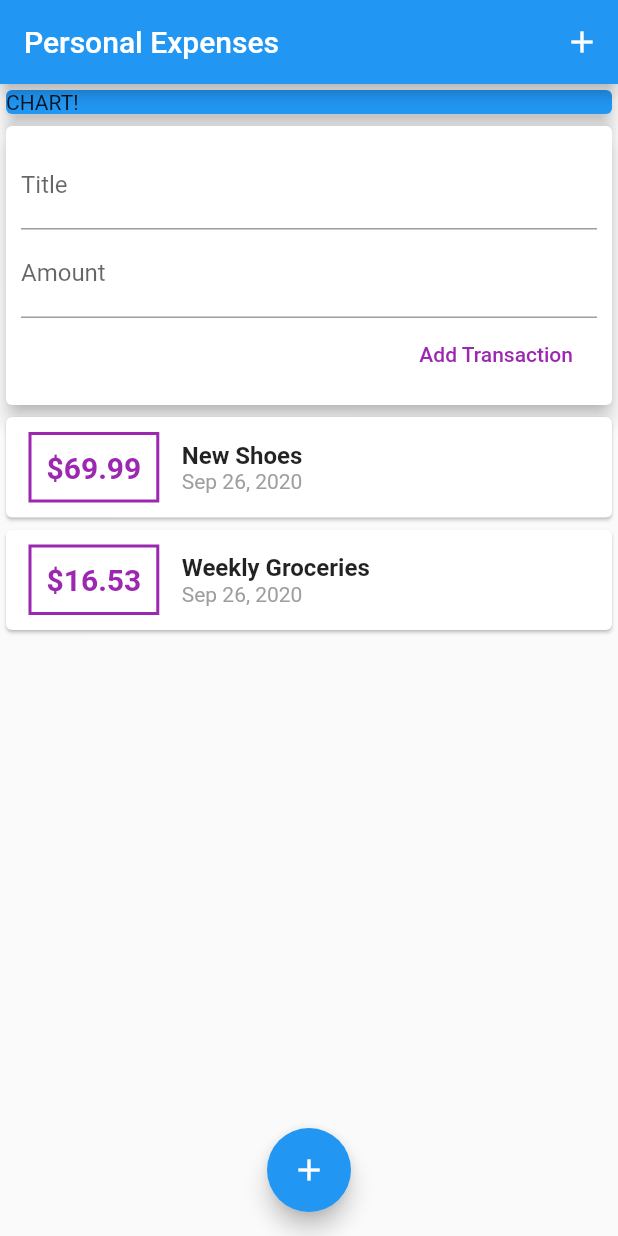
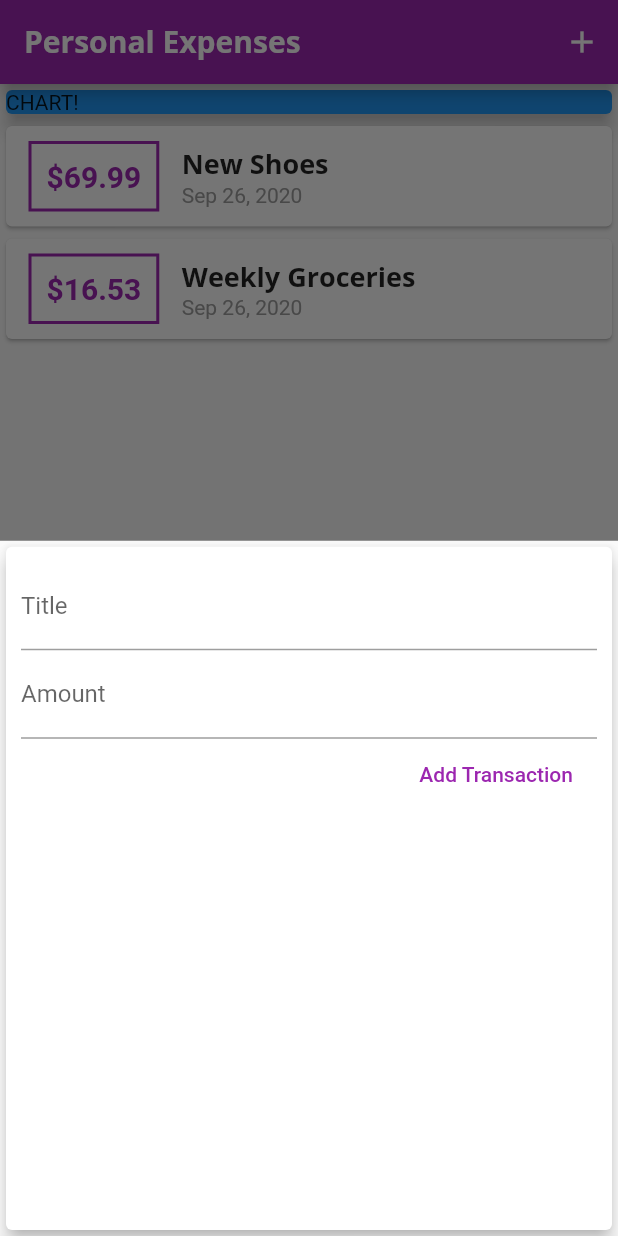
Before and after one commit to Sahak1994/personal_expenses, a Flutter app: the screen it shows after launch, after a tap on the "add" icon, on a phone screen of 412 x 824 dp. Run offline on Flutter 3.47's test engine with Material 2 defaults, Android fonts, the phone set to English and light mode, and no system bars.

Commit message:
fonts, styles, modal

```diff
--- a/lib/main.dart
+++ b/lib/main.dart
@@ -1,7 +1,11 @@
 import 'package:flutter/material.dart';
 
+// Models
+import 'package:personal_expenses/models/transaction.dart';
+
 // Widgets
-import 'package:personal_expenses/widgets/user_transactions.dart';
+import 'package:personal_expenses/widgets/transaction_list.dart';
+import 'package:personal_expenses/widgets/new_transaction.dart';
 
 void main() => runApp(MyApp());
 
@@ -12,15 +16,76 @@ class MyApp extends StatelessWidget {
       title: 'Personal Expenses',
       debugShowCheckedModeBanner: false,
       theme: ThemeData(
-        primarySwatch: Colors.blue,
+        primarySwatch: Colors.purple,
+        accentColor: Colors.amber,
         visualDensity: VisualDensity.adaptivePlatformDensity,
+        fontFamily: 'Quicksand',
+        textTheme: ThemeData.light().textTheme.copyWith(
+          headline6: TextStyle(
+            fontFamily: 'OpenSans',
+            fontWeight: FontWeight.bold,
+            fontSize: 18.0
+          ),
+        ),
+        appBarTheme: AppBarTheme(
+          textTheme: ThemeData.light().textTheme.copyWith(
+            headline6: TextStyle(
+              fontFamily: 'OpenSans',
+              fontWeight: FontWeight.bold,
+              fontSize: 20.0
+            ),
+          )
+        ),
       ),
       home: MyHomePage(),
     );
   }
 }
 
-class MyHomePage extends StatelessWidget {
+class MyHomePage extends StatefulWidget {
+  @override
+  _MyHomePageState createState() => _MyHomePageState();
+}
+
+class _MyHomePageState extends State<MyHomePage> {
+  final List<Transaction> _userTransactions = [
+    Transaction(
+      id: 't1',
+      title: 'New Shoes',
+      amount: 69.99,
+      date: DateTime.now(),
+    ),
+    Transaction(
+      id: 't2',
+      title: 'Weekly Groceries',
+      amount: 16.53,
+      date: DateTime.now(),
+    ),
+  ];
+
+  void _addNewTransaction({ String title, double amount }) {
+    final newTx = Transaction(
+      id: DateTime.now().toString(),
+      title: title,
+      amount: amount,
+      date: DateTime.now(),
+    );
+
+    setState(() => _userTransactions.add(newTx));
+  }
+
+  void _startAddNewTransaction(BuildContext context) {
+    showModalBottomSheet(
+      context: context,
+      clipBehavior: Clip.antiAliasWithSaveLayer,
+      builder: (BuildContext _) {
+        return NewTransaction(
+          addNewTransaction: _addNewTransaction,
+        );
+      },
+    );
+  }
+
   @override
   Widget build(BuildContext context) {
     return Scaffold(
@@ -29,7 +94,7 @@ class MyHomePage extends StatelessWidget {
         actions: <Widget>[
           IconButton(
             icon: Icon(Icons.add),
-            onPressed: () {},
+            onPressed: () => _startAddNewTransaction(context),
           ),
         ],
       ),
@@ -44,14 +109,14 @@ class MyHomePage extends StatelessWidget {
                 elevation: 5.0,
               ),
             ),
-            UserTransactions(),
+            TransactionList(_userTransactions),
           ],
         ),
       ),
       floatingActionButtonLocation: FloatingActionButtonLocation.centerFloat,
       floatingActionButton: FloatingActionButton(
         child: Icon(Icons.add),
-        onPressed: () {},
+        onPressed: () => _startAddNewTransaction(context),
       ),
     );
   }
--- a/lib/widgets/new_transaction.dart
+++ b/lib/widgets/new_transaction.dart
@@ -1,13 +1,19 @@
 import 'package:flutter/material.dart';
 
-class NewTransaction extends StatelessWidget {
+class NewTransaction extends StatefulWidget {
   final Function addNewTransaction;
 
   NewTransaction({
     @required this.addNewTransaction,
   });
 
+  @override
+  _NewTransactionState createState() => _NewTransactionState();
+}
+
+class _NewTransactionState extends State<NewTransaction> {
   final TextEditingController _titleController = TextEditingController();
+
   final TextEditingController _amountController = TextEditingController();
 
   void _submitData() {
@@ -18,10 +24,12 @@ class NewTransaction extends StatelessWidget {
       return;
     }
 
-    addNewTransaction(
+    widget.addNewTransaction(
       title: enteredTitle,
       amount: enteredAmount,
     );
+
+    Navigator.of(context).pop();
   }
 
   @override
@@ -46,7 +54,7 @@ class NewTransaction extends StatelessWidget {
             ),
             FlatButton(
               child: Text('Add Transaction',),
-              textColor: Colors.purple,
+              textColor: Theme.of(context).primaryColor,
               onPressed: _submitData,
             )
           ],
--- a/lib/widgets/transaction_list.dart
+++ b/lib/widgets/transaction_list.dart
@@ -25,14 +25,14 @@ class TransactionList extends StatelessWidget {
                   margin: EdgeInsets.symmetric(vertical: 10.0, horizontal: 15.0),
                   padding: EdgeInsets.all(10.0),
                   decoration: BoxDecoration(
-                    border: Border.all(width: 2.0, color: Colors.purple)
+                    border: Border.all(width: 2.0, color: Theme.of(context).primaryColor)
                   ),
                   child: Text(
                     '\$${transactions[index].amount.toStringAsFixed(2)}',
                     style: TextStyle(
                       fontWeight: FontWeight.bold,
                       fontSize: 20.0,
-                      color: Colors.purple,
+                      color: Theme.of(context).primaryColor,
                     ),
                   ),
                 ),
@@ -41,10 +41,7 @@ class TransactionList extends StatelessWidget {
                   children: <Widget>[
                     Text(
                       transactions[index].title,
-                      style: TextStyle(
-                        fontWeight: FontWeight.bold,
-                        fontSize: 16.0,
-                      ),
+                      style: Theme.of(context).textTheme.headline6,
                     ),
                     Text(
                       DateFormat.yMMMd().format(transactions[index].date),
--- a/lib/widgets/user_transactions.dart
+++ /dev/null
@@ -1,53 +0,0 @@
-import 'package:flutter/material.dart';
-
-// Widgets
-import 'package:personal_expenses/widgets/new_transaction.dart';
-import 'package:personal_expenses/widgets/transaction_list.dart';
-
-// models
-import 'package:personal_expenses/models/transaction.dart';
-
-class UserTransactions extends StatefulWidget {
-  @override
-  _UserTransactionsState createState() => _UserTransactionsState();
-}
-
-class _UserTransactionsState extends State<UserTransactions> {
-  final List<Transaction> _userTransactions = [
-    Transaction(
-      id: 't1',
-      title: 'New Shoes',
-      amount: 69.99,
-      date: DateTime.now(),
-    ),
-    Transaction(
-      id: 't2',
-      title: 'Weekly Groceries',
-      amount: 16.53,
-      date: DateTime.now(),
-    ),
-  ];
-
-  void _addNewTransaction({ String title, double amount }) {
-    final newTx = Transaction(
-      id: DateTime.now().toString(),
-      title: title,
-      amount: amount,
-      date: DateTime.now(),
-    );
-
-    setState(() => _userTransactions.add(newTx));
-  }
-
-  @override
-  Widget build(BuildContext context) {
-    return Column(
-      children: <Widget>[
-        NewTransaction(
-          addNewTransaction: _addNewTransaction,
-        ),
-        TransactionList(_userTransactions),
-      ],
-    );
-  }
-}
```
Also changed, not shown: pubspec.yaml (+11 -11 lines), assets/fonts/OpenSans-Bold.ttf (added), assets/fonts/OpenSans-Regular.ttf (added), assets/fonts/Quicksand-Bold.ttf (added), assets/fonts/Quicksand-Light.ttf (added), assets/fonts/Quicksand-Medium.ttf (added), assets/fonts/Quicksand-Regular.ttf (added), assets/images/waiting.png (added).
